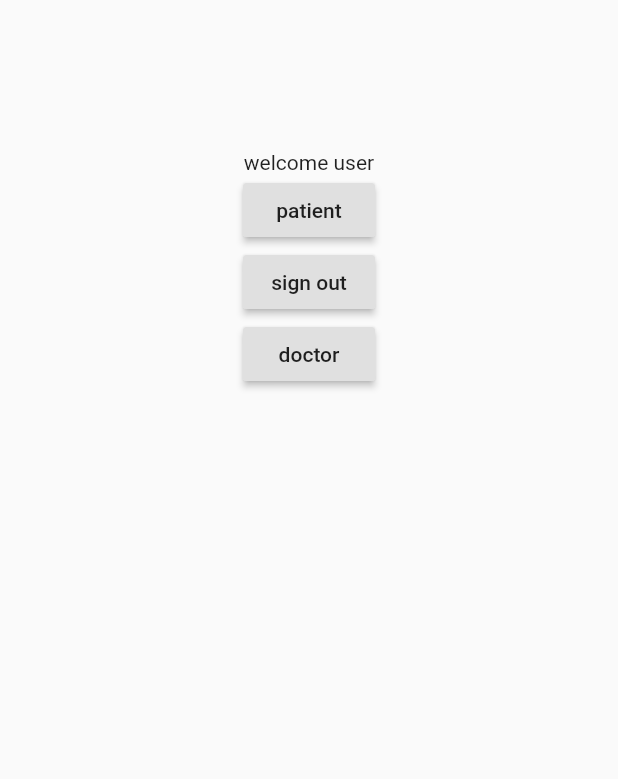
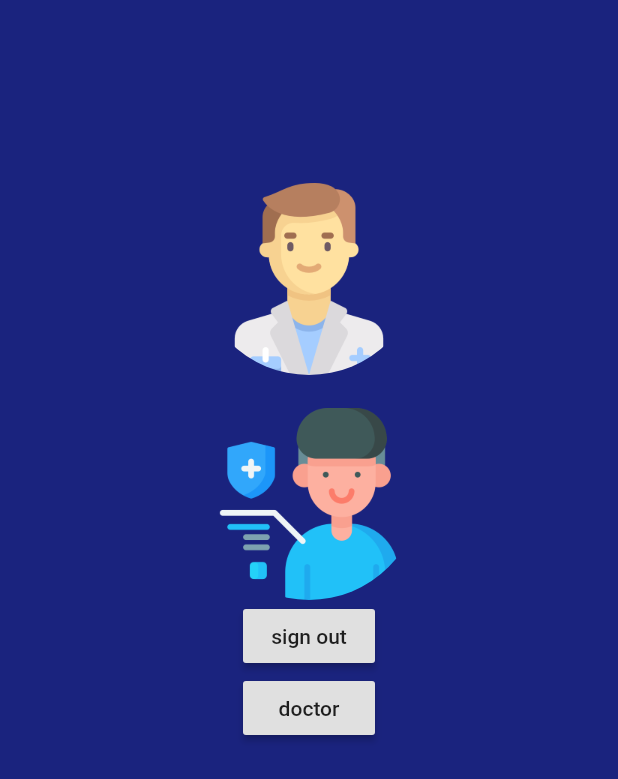
Before and after one commit to chathurikaPerera/Care_Me, a Flutter app: the welcome screen opened directly, on a phone screen of 412 x 824 dp. Shown: the top 779 px of the screen. Run offline on Flutter 3.47's test engine with Material 2 defaults, Android fonts, the light colour scheme and no system bars; our stand-ins replace cloud_firestore, firebase_auth, firebase_core; missing offline and left inert: dart:html; accounts and stored records are empty.

Commit message:
select user

```diff
--- a/lib/screens/welcome.dart
+++ b/lib/screens/welcome.dart
@@ -59,23 +59,55 @@ class _welcomeState extends State<welcome> {
 
   Widget build(BuildContext context) {
     return Scaffold(
+      backgroundColor: Colors.indigo[900],
       body: Container(
         padding: EdgeInsets.only(top:100.0),
         child:  !isLog ? CircularProgressIndicator() : Column(
           children: <Widget>[
-            Center(
-              child: Text('welcome user'),
+
+            Container(
+              padding: EdgeInsets.only(top: 70.0),
+              height: 150.0,
+              //width: 300.0,
+              //color: Colors.lightBlue,
+              decoration: BoxDecoration(
+                shape: BoxShape.circle,
+                // border: Border.all(
+                //   color: Colors.lightBlue,
+                //   width: 2,
+                // ),
+                //color: Colors.lightBlue,
+                image: DecorationImage(
+                  scale: 4,
+                  alignment: Alignment.bottomCenter,
+                  image: AssetImage(
+                    'assets/images/doctor2.png',
+                  ),
+                ),
+              ),
+
             ),
-            RaisedButton(
-              child: Text(
-                'patient',
+            Container(
+              padding: EdgeInsets.only(top: 70.0),
+              height: 150.0,
+              //width: 300.0,
+              //color: Colors.lightBlue,
+              decoration: BoxDecoration(
+                shape: BoxShape.circle,
+                // border: Border.all(
+                //   color: Colors.lightBlue,
+                //   width: 2,
+                // ),
+                //color: Colors.lightBlue,
+                image: DecorationImage(
+                  scale: 4,
+                  alignment: Alignment.bottomCenter,
+                  image: AssetImage(
+                    'assets/images/pp.png',
+                  ),
+                ),
               ),
-              onPressed: (){
-                Navigator.push(context, MaterialPageRoute(builder: (context){
-                  return PatientHome();
-                }
-                ));
-              },
+
             ),
             RaisedButton(
               child: Text(
@@ -93,7 +125,7 @@ class _welcomeState extends State<welcome> {
                 }
                 ));
               },
-            )
+            ),
           ],
         ),
       ),
```
Also changed, not shown: assets/images/doctor.png (added), assets/images/doctor2.png (added), assets/images/patient.png (added), assets/images/pp.png (added), lib/main.dart (line endings or trailing spaces).
